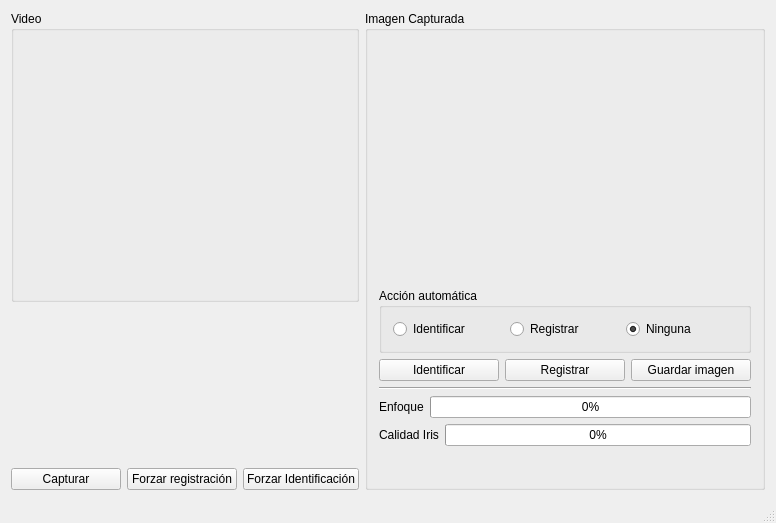
Qt form ui-c++/mainwindow.ui (mottalli/horus) before a commit.
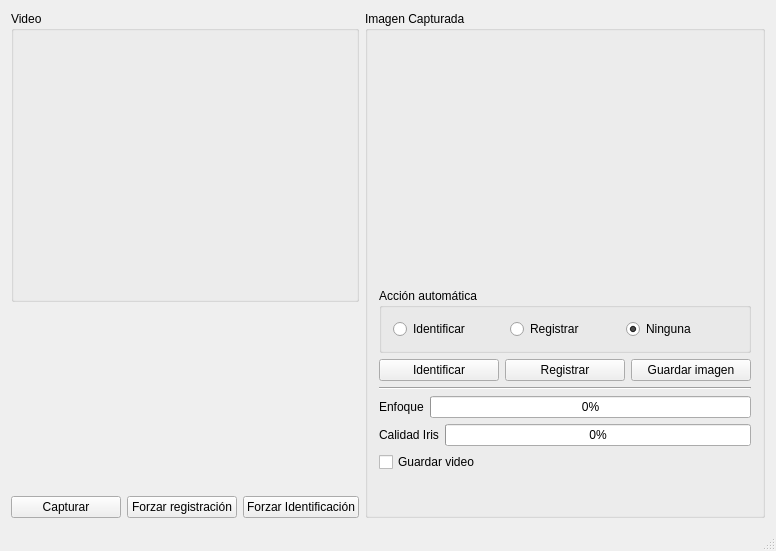
The same form after that commit. Custom widgets are drawn as their Qt base class.

The edit to the form file:
```diff
--- a/ui-c++/mainwindow.ui
+++ b/ui-c++/mainwindow.ui
@@ -7,7 +7,7 @@
     <x>0</x>
     <y>0</y>
     <width>776</width>
-    <height>523</height>
+    <height>551</height>
    </rect>
   </property>
   <property name="windowTitle">
@@ -159,7 +159,7 @@
          </item>
         </layout>
        </item>
-       <item row="6" column="0">
+       <item row="7" column="0">
         <spacer name="verticalSpacer">
          <property name="orientation">
           <enum>Qt::Vertical</enum>
@@ -172,6 +172,13 @@
          </property>
         </spacer>
        </item>
+       <item row="6" column="0">
+        <widget class="QCheckBox" name="chkGuardarVideo">
+         <property name="text">
+          <string>Guardar video</string>
+         </property>
+        </widget>
+       </item>
       </layout>
      </widget>
     </item>
@@ -227,6 +234,12 @@
    <header>imagewidget.h</header>
    <container>1</container>
   </customwidget>
+  <customwidget>
+   <class>IrisVideoWidget</class>
+   <extends>QWidget</extends>
+   <header>irisvideowidget.h</header>
+   <container>1</container>
+  </customwidget>
  </customwidgets>
  <resources/>
  <connections/>
```
Left out of the diff: 9 changed lines with no effect on the pictures.
